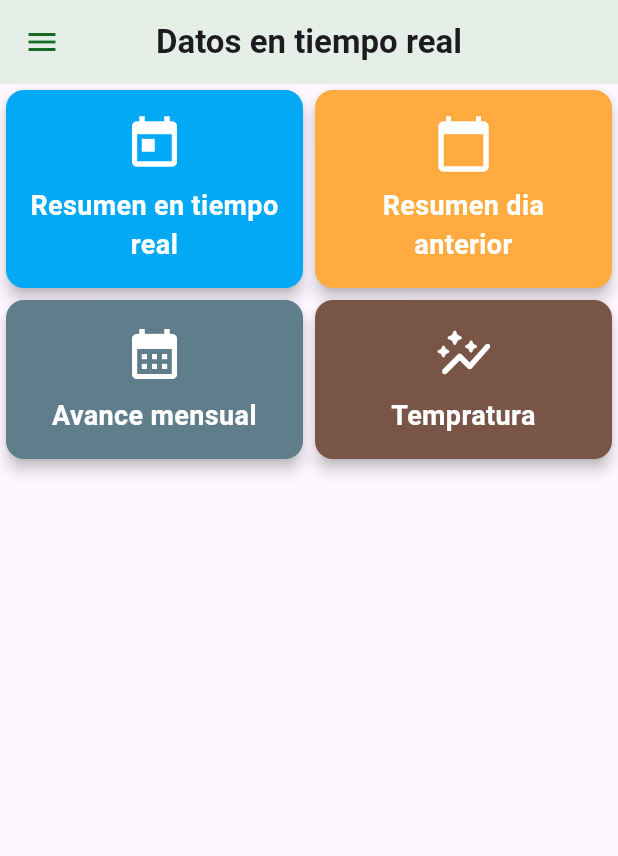
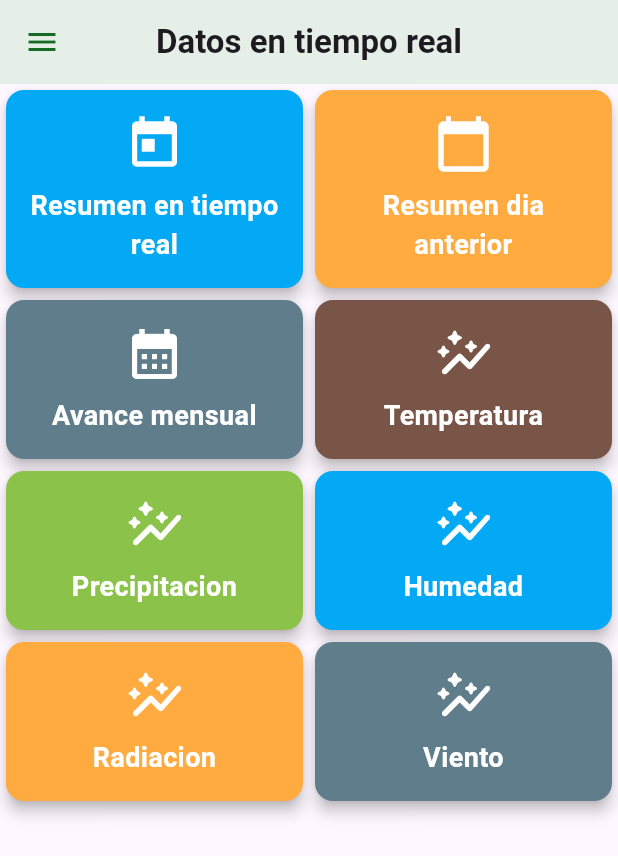
Before and after one commit to Alexlife2002003/inifap, a Flutter app: the screen it shows after launch, in the side drawer, after a tap on "Tiempo Real", on a phone screen of 412 x 824 dp. Shown: the top 856 px of the screen. Run offline on Flutter 3.47's test engine with Material 3 defaults, Android fonts, the phone set to English and light mode, and no system bars; our stand-ins replace connectivity, diacritic, flutter_dotenv, flutter_local_notifications, flutter_secure_storage, geolocator and 4 more; network calls fail.

Commit message:
changes graphs

```diff
--- a/inifap/lib/screens/MapScreen.dart
+++ b/inifap/lib/screens/MapScreen.dart
@@ -130,10 +130,7 @@ class _MapScreenState extends State<MapScreen> {
   Widget build(BuildContext context) {
     return WillPopScope(
       onWillPop: () async {
-        Navigator.push(
-          context,
-          MaterialPageRoute(builder: (context) => ListPage()),
-        );
+        Navigator.pop(context);
         return true;
       },
       child: Scaffold(
--- a/inifap/lib/screens/Resumen_Real_or_Yesterday.dart
+++ b/inifap/lib/screens/Resumen_Real_or_Yesterday.dart
@@ -1,6 +1,6 @@
 import 'package:flutter/material.dart';
 import 'package:inifap/screens/AppWithDrawer.dart';
-import 'package:inifap/screens/Grafica_temperatura.dart';
+import 'package:inifap/screens/Grafica.dart';
 import 'package:inifap/screens/resumenAvanceMensual.dart';
 import 'package:inifap/screens/resumenDiaAnterior.dart';
 import 'package:inifap/screens/resumenReal.dart';
@@ -55,16 +55,80 @@ class _ResumenRealOrYesterdayState extends State<ResumenRealOrYesterday> {
                               builder: (context) => resumenAvanceMensual()),
                         );
                       }),
-                      _buildForecastCard(Icons.auto_graph_rounded, "Tempratura",
-                          Colors.brown, () {
+                      _buildForecastCard(
+                          Icons.auto_graph_rounded, "Temperatura", Colors.brown,
+                          () {
                         Navigator.push(
                           context,
                           MaterialPageRoute(
-                              builder: (context) => GraficaTemperatura()),
+                              builder: (context) => Grafica(
+                                    title: 'Grafica Temperatura',
+                                    storageKey: 'grafica_temperatura',
+                                    yAxisTitle: 'Temperatura',
+                                    valueKey: 'Temp',
+                                  )),
                         );
+                      }),
+                    ],
+                  ),
+                  Row(
+                    children: [
+                      _buildForecastCard(Icons.auto_graph_rounded,
+                          "Precipitacion", Colors.lightGreen, () {
+                        Navigator.push(
+                          context,
+                          MaterialPageRoute(
+                              builder: (context) => Grafica(
+                                    title: 'Grafica Precipitacion',
+                                    storageKey: 'grafica_precipitacion',
+                                    yAxisTitle: 'Precipitacion',
+                                    valueKey: 'Pre',
+                                  )),
+                        );
+                      }),
+                      _buildForecastCard(
+                          Icons.auto_graph_rounded, "Humedad", Colors.lightBlue,
+                          () {
+                        Navigator.push(
+                            context,
+                            MaterialPageRoute(
+                                builder: (context) => Grafica(
+                                      title: 'Grafica Humedad',
+                                      storageKey: 'grafica_humedad',
+                                      yAxisTitle: 'Humedad',
+                                      valueKey: 'Humedad',
+                                    )));
                       })
                     ],
                   ),
+                  Row(
+                    children: [
+                      _buildForecastCard(Icons.auto_graph_rounded, "Radiacion",
+                          Colors.orangeAccent, () {
+                        Navigator.push(
+                            context,
+                            MaterialPageRoute(
+                                builder: (context) => Grafica(
+                                      title: 'Grafica Radiacion',
+                                      storageKey: 'grafica_radiacion',
+                                      yAxisTitle: 'Radiacion',
+                                      valueKey: 'Rad',
+                                    )));
+                      }),
+                      _buildForecastCard(Icons.auto_graph_rounded, "Viento",
+                          Colors.blueGrey, () {
+                        Navigator.push(
+                            context,
+                            MaterialPageRoute(
+                                builder: (context) => Grafica(
+                                      title: 'Grafica Viento',
+                                      storageKey: 'grafica_viento',
+                                      yAxisTitle: 'Viento',
+                                      valueKey: 'VelViento',
+                                    )));
+                      })
+                    ],
+                  )
                 ],
               ),
             ),
```
Also changed, not shown: inifap/lib/screens/Grafica.dart (added, +151 -0 lines), inifap/lib/screens/Grafica_temperatura.dart (deleted, +0 -130 lines), inifap/pubspec.lock, 1 other file.
